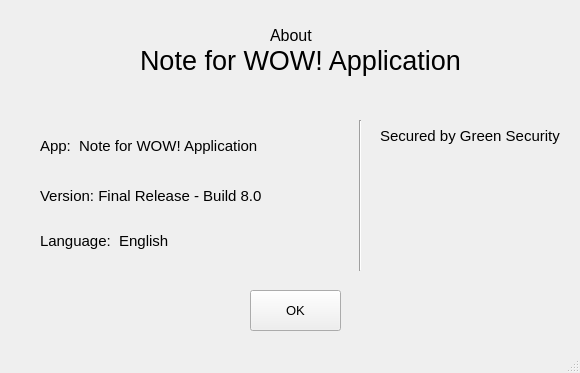
This is PTI/SPCK/GUI/about.ui in GreenSystemDuy08/TL-C4K-PTI01 as Qt 5 draws it before an edit. The edited form follows.
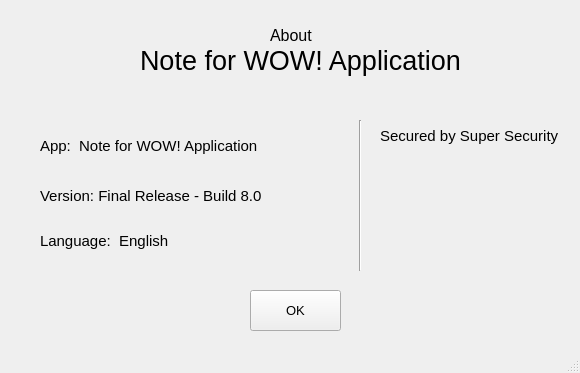
This is the edited form. Icons and pictures are not drawn.

```diff
--- a/PTI/SPCK/GUI/about.ui
+++ b/PTI/SPCK/GUI/about.ui
@@ -161,7 +161,7 @@
      </font>
     </property>
     <property name="text">
-     <string>Secured by Green Security</string>
+     <string>Secured by Super Security</string>
     </property>
    </widget>
    <widget class="Line" name="line">
```
